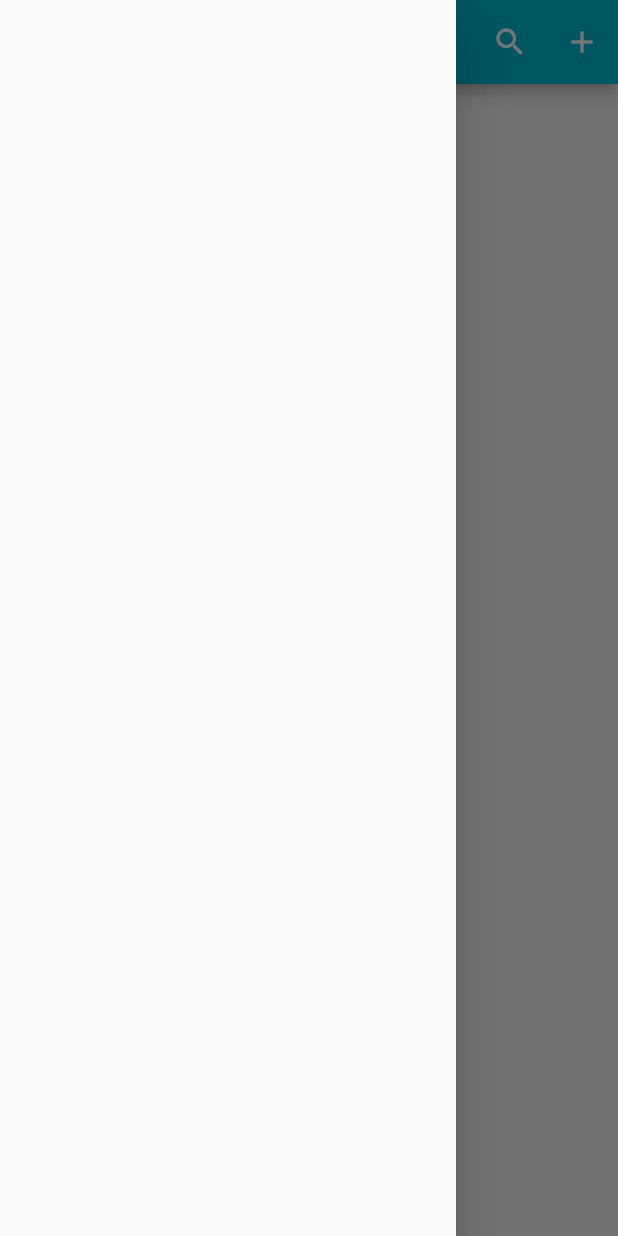
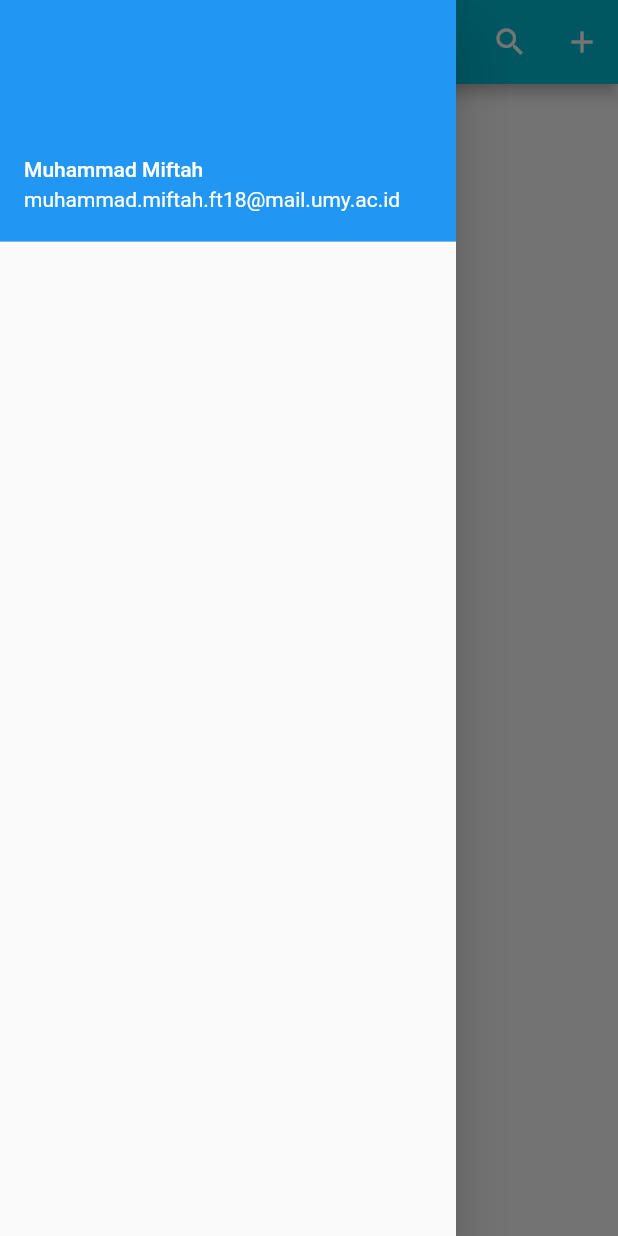
Before and after one commit to Miftah-Maritah/FlutterFirebase, a Flutter app: the screen it shows after launch, with the side drawer open, on a phone screen of 412 x 824 dp. Run offline on Flutter 3.47's test engine with Material 2 defaults, Android fonts, the phone set to English and light mode, and no system bars.

Commit message:
Menambahkan User acount untuk manpilkan nama da email

```diff
--- a/lib/HomePage.dart
+++ b/lib/HomePage.dart
@@ -23,7 +23,13 @@ class _HomeState extends State<Home> {
 
       ),
       drawer: Drawer(
-        child: ListView(),
+        child: ListView(
+          children: <Widget>[
+            UserAccountsDrawerHeader(
+              accountName: Text("Muhammad Miftah"),
+              accountEmail: Text("muhammad.miftah.ft18@mail.umy.ac.id"),)
+          ],
+        ),
       ),
 
     );
```
